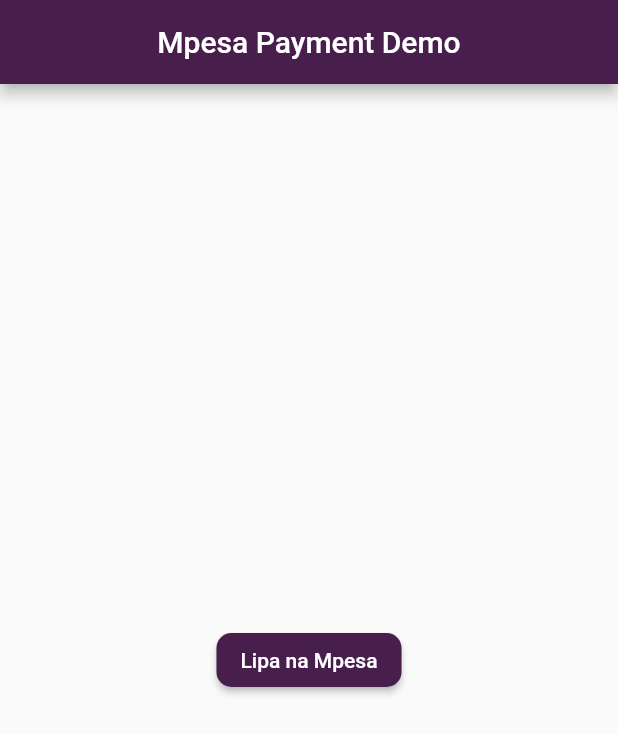
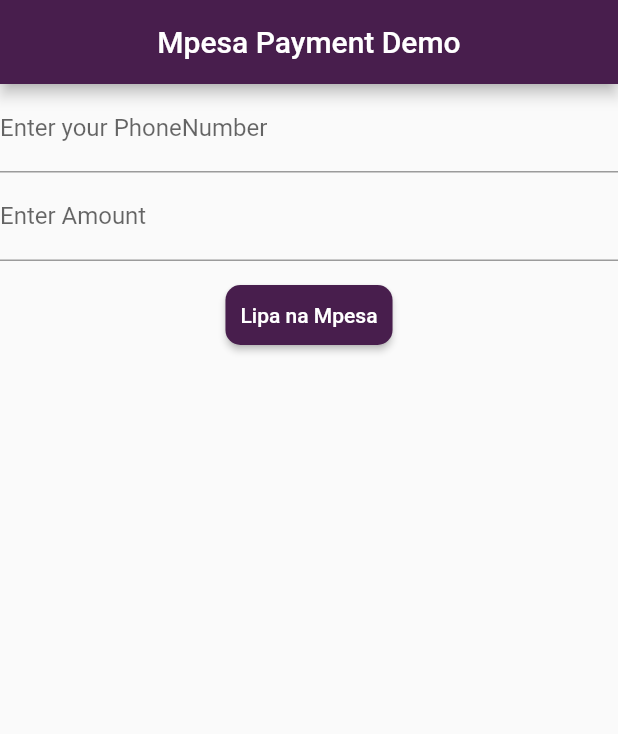
Before and after one commit to qendev/daraja_lipanampesa_example, a Flutter app: the screen it shows after launch, after a tap on "Lipa na Mpesa", on a phone screen of 412 x 824 dp. Shown: the top 734 px of the screen. Run offline on Flutter 3.47's test engine with Material 2 defaults, Android fonts, the phone set to English and light mode, and no system bars; missing offline and left inert: mpesa_flutter_plugin.

Commit message:
worked on the amount part

```diff
--- a/lib/main.dart
+++ b/lib/main.dart
@@ -1,5 +1,6 @@
 import 'package:flutter/material.dart';
 import 'package:mpesa_flutter_plugin/mpesa_flutter_plugin.dart';
+import 'package:flutter/services.dart';
 
 //add Dart Async to the imports since this is an asynchronous process
 import 'dart:async';
@@ -17,33 +18,39 @@ class DarajaApp extends StatefulWidget {
 }
 
 class _DarajaAppState extends State<DarajaApp> {
+  final TextEditingController phonenumberController = new TextEditingController();
+  final TextEditingController amountController = new TextEditingController();
+  bool validator = false;
+
+
 
   //create the lipaNaMpesa method here.Please note, the method can have any name, I chose lipaNaMpesa
   Future<void> lipaNaMpesa() async {
     dynamic transactionInitialisation;
     try {
-      transactionInitialisation = await MpesaFlutterPlugin.initializeMpesaSTKPush(
+      transactionInitialisation =
+          await MpesaFlutterPlugin.initializeMpesaSTKPush(
               businessShortCode: "174379",
               transactionType: TransactionType.CustomerPayBillOnline,
-          amount: 1.0,
-          partyA:  "254727916009",
+              amount: double.parse(amountController.text),
+              partyA: phonenumberController.text,
               partyB: "174379",
 //Lipa na Mpesa Online ShortCode
-          callBackURL: Uri(scheme: "https",
+              callBackURL: Uri(
+                  scheme: "https",
                   host: "mpesa-requestbin.herokuapp.com",
                   path: "/1hhy6391"),
 //This url has been generated from http://mpesa-requestbin.herokuapp.com/?ref=hackernoon.com for test purposes
-          accountReference: "George Waweru",
-          phoneNumber:  "254727916009",
+              accountReference: "Cdan",
+              phoneNumber: phonenumberController.text,
               baseUri: Uri(scheme: "https", host: "sandbox.safaricom.co.ke"),
               transactionDesc: "purchase",
-          passKey: "bfb279f9aa9bdbcf158e97dd71a467cd2e0c893059b10f78e6b72ada1ed2c919");
+              passKey:
+                  "bfb279f9aa9bdbcf158e97dd71a467cd2e0c893059b10f78e6b72ada1ed2c919");
 //This passkey has been generated from Test Credentials from Safaricom Portal
 
       return transactionInitialisation;
-    }
-
-    catch (e) {
+    } catch (e) {
       print("CAUGHT EXCEPTION: " + e.toString());
     }
   }
@@ -59,7 +66,53 @@ class _DarajaAppState extends State<DarajaApp> {
           centerTitle: true,
         ),
         body: Center(
+          child: Container(
+              child: Column(
+                children: <Widget>[
+                  TextFormField(
+                    controller: phonenumberController,
+                    // The validator receives the text that the user has entered.
+                    validator: (value) {
+                      if (value.isEmpty) {
+                        return 'Please enter Your PhoneNumber';
+                      }
+                      return null;
+                    },
+
+                    decoration:
+                        InputDecoration(labelText: 'Enter your PhoneNumber'),
+                    keyboardType: TextInputType.phone,
+                    inputFormatters: <TextInputFormatter>[
+                      WhitelistingTextInputFormatter.digitsOnly
+                    ],
+                    // inputFormatters: [WhitelistingTextInputFormatter.digitsOnly],
+                    // inputFormatters: [WhitelistingTextInputFormatter.digitsOnly],
+                  ),
+                     TextFormField(
+                      controller: amountController,
+                     // The validator receives the text that the user has entered.
+                      validator: (value) {
+                        if (value.isEmpty) {
+                          return 'Please enter Your PhoneNumber';
+                        }
+                        return null;
+                      },
+
+                      decoration: InputDecoration(labelText: 'Enter Amount'),
+                      keyboardType: TextInputType.number,
+                      inputFormatters: <TextInputFormatter>[
+                        WhitelistingTextInputFormatter.digitsOnly
+                      ],
+                      // inputFormatters: [WhitelistingTextInputFormatter.digitsOnly],
+                      // inputFormatters: [WhitelistingTextInputFormatter.digitsOnly],
+                    ),
+
+                  SizedBox(
+                    height: 56.0,
+                    child: Container(
+                      margin: const EdgeInsets.only(top: 16.0),
                       child: RaisedButton(
+                        padding: EdgeInsets.fromLTRB(10, 10, 10, 10),
                         color: Color(0xFF481E4D),
                         shape: RoundedRectangleBorder(
                             borderRadius: BorderRadius.circular(10.0)),
@@ -73,7 +126,12 @@ class _DarajaAppState extends State<DarajaApp> {
                       ),
                     ),
                   ),
+                ],
+              ),
+            ),
+          ),
+        ),
       );
-  }
 
   }
+}
```
Lines whose indentation alone changed are shown as unchanged.
